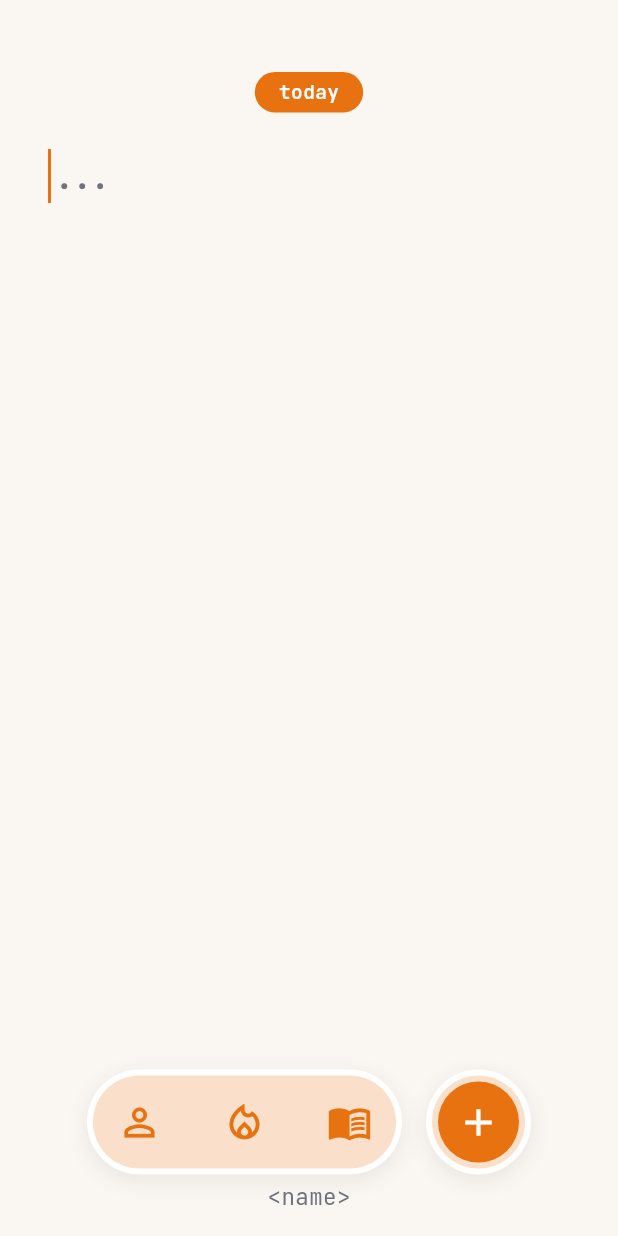
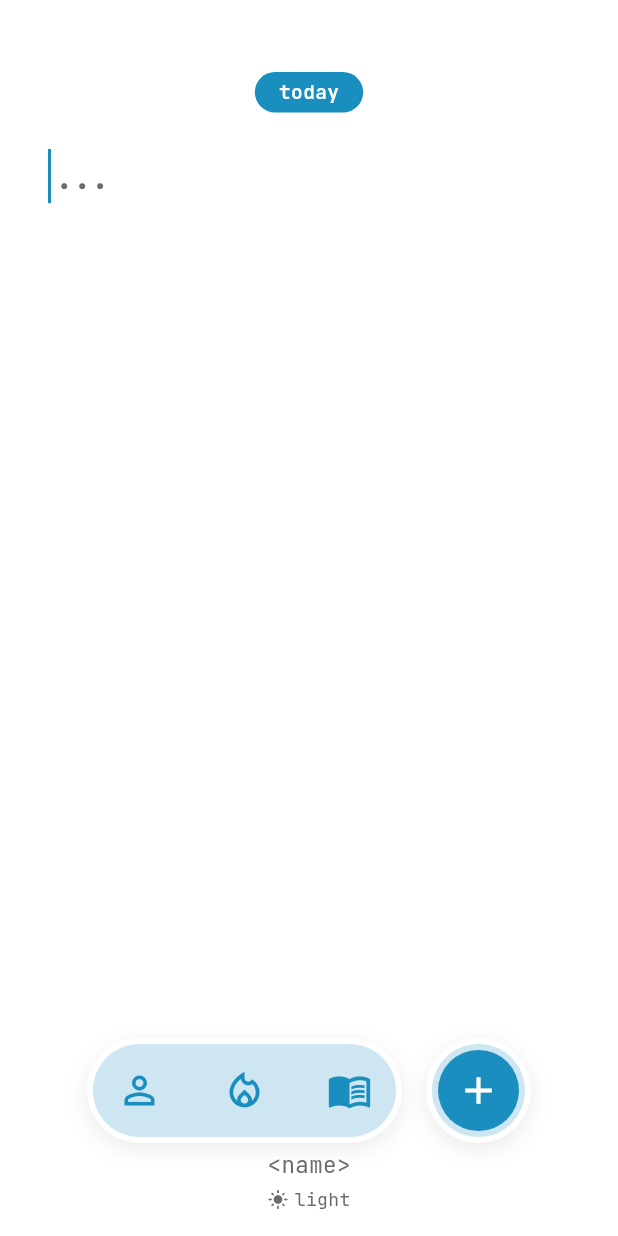
Before and after one commit to shlok-naik/book, a Flutter app: the screen it shows after launch, on a phone screen of 412 x 824 dp. Run offline on Flutter 3.47's test engine with Material 3 defaults, Android fonts, the phone set to English and light mode, and no system bars; our stand-ins replace google_fonts.

Commit message:
Rework Mono & Teal theme, add dark-mode toggle, and rebuild day sheet
Swap the design system to a mono/teal palette with a dividers color,
add a runtime light/dark toggle in the bottom bar for quick testing,
fix the bottom bar's fixed white pill and shadow-tinting bugs across
themes, and rebuild the day-detail popup as a proper Mobbin-style
modal bottom sheet (full width, rounded top corners, drag handle,
minimum height) instead of a centered dialog.

Co-Authored-By: Claude Sonnet 5 <noreply@anthropic.com>

```diff
--- a/lib/core/theme/app_colors.dart
+++ b/lib/core/theme/app_colors.dart
@@ -1,7 +1,7 @@
 import 'package:flutter/material.dart';
 
-/// Parchment & Cobalt design system colors, exposed as a [ThemeExtension]
-/// so widgets never hardcode hex values directly.
+/// Mono & Teal design system colors, exposed as a [ThemeExtension] so
+/// widgets never hardcode hex values directly.
 @immutable
 class AppColors extends ThemeExtension<AppColors> {
   const AppColors({
@@ -10,6 +10,7 @@ class AppColors extends ThemeExtension<AppColors> {
     required this.primaryText,
     required this.secondaryText,
     required this.accent,
+    required this.divider,
   });
 
   final Color background;
@@ -17,26 +18,24 @@ class AppColors extends ThemeExtension<AppColors> {
   final Color primaryText;
   final Color secondaryText;
   final Color accent;
-
-  /// The app's single accent color — every button, highlight, pill, and
-  /// dot reads from here (light and dark alike). Change this one line to
-  /// reskin the whole app.
-  static const mainColor = Color(0xFFE8720F);
+  final Color divider;
 
   static const light = AppColors(
-    background: Color(0xFFFAF7F2),
-    surface: Color(0xFFF3EEE6),
-    primaryText: Color(0xFF1A1C20),
-    secondaryText: Color(0xFF6E737D),
-    accent: mainColor,
+    background: Color(0xFFFFFFFF),
+    surface: Color(0xFFF5F5F5),
+    primaryText: Color(0xFF000000),
+    secondaryText: Color(0xFF6B6B6B),
+    accent: Color(0xFF1A8FBF),
+    divider: Color(0xFFE8E8E8),
   );
 
   static const dark = AppColors(
-    background: Color(0xFF16233E),
-    surface: Color(0xFF1E2B49),
-    primaryText: Color(0xFFF9F9F6),
-    secondaryText: Color(0xFF8B94A3),
-    accent: mainColor,
+    background: Color(0xFF1A1A1A),
+    surface: Color(0xFF242424),
+    primaryText: Color(0xFFF5F5F5),
+    secondaryText: Color(0xFF9A9A9A),
+    accent: Color(0xFF1B9FD9),
+    divider: Color(0xFF3A3A3A),
   );
 
   @override
@@ -46,6 +45,7 @@ class AppColors extends ThemeExtension<AppColors> {
     Color? primaryText,
     Color? secondaryText,
     Color? accent,
+    Color? divider,
   }) {
     return AppColors(
       background: background ?? this.background,
@@ -53,6 +53,7 @@ class AppColors extends ThemeExtension<AppColors> {
       primaryText: primaryText ?? this.primaryText,
       secondaryText: secondaryText ?? this.secondaryText,
       accent: accent ?? this.accent,
+      divider: divider ?? this.divider,
     );
   }
 
@@ -65,6 +66,7 @@ class AppColors extends ThemeExtension<AppColors> {
       primaryText: Color.lerp(primaryText, other.primaryText, t)!,
       secondaryText: Color.lerp(secondaryText, other.secondaryText, t)!,
       accent: Color.lerp(accent, other.accent, t)!,
+      divider: Color.lerp(divider, other.divider, t)!,
     );
   }
 }
--- a/lib/core/theme/app_theme.dart
+++ b/lib/core/theme/app_theme.dart
@@ -3,7 +3,7 @@ import 'package:google_fonts/google_fonts.dart';
 
 import 'app_colors.dart';
 
-/// Central Light/Dark [ThemeData] for the Parchment & Cobalt design system.
+/// Central Light/Dark [ThemeData] for the Mono & Teal design system.
 /// Fraunces for headings/display, Inter for body/UI.
 abstract final class AppTheme {
   static ThemeData light = _build(AppColors.light, Brightness.light);
@@ -32,6 +32,7 @@ abstract final class AppTheme {
 
     return base.copyWith(
       scaffoldBackgroundColor: colors.background,
+      dividerColor: colors.divider,
       colorScheme: base.colorScheme.copyWith(
         brightness: brightness,
         surface: colors.surface,
--- /dev/null
+++ b/lib/core/theme/theme_controller.dart
@@ -0,0 +1,16 @@
+import 'package:flutter/material.dart';
+
+/// App-wide theme mode, swappable at runtime (e.g. via a debug toggle).
+class ThemeController {
+  ThemeController._();
+
+  static final ValueNotifier<ThemeMode> mode = ValueNotifier(
+    ThemeMode.system,
+  );
+
+  static void toggle() {
+    mode.value = mode.value == ThemeMode.dark
+        ? ThemeMode.light
+        : ThemeMode.dark;
+  }
+}
--- a/lib/core/widgets/date_pill.dart
+++ b/lib/core/widgets/date_pill.dart
@@ -50,7 +50,7 @@ class DatePill extends StatelessWidget {
         style: GoogleFonts.jetBrainsMono(
           fontSize: 13,
           fontWeight: FontWeight.w600,
-          color: Colors.white,
+          color: colors.background,
         ),
       ),
     );
--- a/lib/features/shell/presentation/pages/root_shell.dart
+++ b/lib/features/shell/presentation/pages/root_shell.dart
@@ -3,6 +3,7 @@ import 'package:google_fonts/google_fonts.dart';
 
 import '../../../../core/theme/app_colors.dart';
 import '../../../../core/theme/app_spacing.dart';
+import '../../../../core/theme/theme_controller.dart';
 import '../../../library/presentation/pages/library_page.dart';
 import '../../../logging/presentation/pages/home_page.dart';
 import '../../../profile/presentation/pages/profile_page.dart';
@@ -57,6 +58,8 @@ class _RootShellState extends State<RootShell> {
                     color: colors.secondaryText,
                   ),
                 ),
+                const SizedBox(height: AppSpacing.xs),
+                const _DarkModeSwitch(),
               ],
             ),
           ),
@@ -65,3 +68,42 @@ class _RootShellState extends State<RootShell> {
     );
   }
 }
+
+/// Debug-only toggle for forcing light/dark mode, independent of the
+/// system setting — lets us eyeball both themes without leaving the app.
+class _DarkModeSwitch extends StatelessWidget {
+  const _DarkModeSwitch();
+
+  @override
+  Widget build(BuildContext context) {
+    final colors = context.colors;
+
+    return ValueListenableBuilder<ThemeMode>(
+      valueListenable: ThemeController.mode,
+      builder: (context, mode, _) {
+        final isDark = mode == ThemeMode.dark;
+        return GestureDetector(
+          onTap: ThemeController.toggle,
+          child: Row(
+            mainAxisSize: MainAxisSize.min,
+            children: [
+              Icon(
+                isDark ? Icons.dark_mode : Icons.light_mode,
+                size: 14,
+                color: colors.secondaryText,
+              ),
+              const SizedBox(width: AppSpacing.xs),
+              Text(
+                isDark ? 'dark' : 'light',
+                style: GoogleFonts.jetBrainsMono(
+                  fontSize: 12,
+                  color: colors.secondaryText,
+                ),
+              ),
+            ],
+          ),
+        );
+      },
+    );
+  }
+}
--- a/lib/features/shell/presentation/widgets/bottom_switcher.dart
+++ b/lib/features/shell/presentation/widgets/bottom_switcher.dart
@@ -98,20 +98,24 @@ class _Base extends StatelessWidget {
 
   @override
   Widget build(BuildContext context) {
+    final isLight = Theme.of(context).brightness == Brightness.light;
+
     return Container(
       height: BottomSwitcher._outerHeight,
       padding: const EdgeInsets.all(BottomSwitcher._tintInset),
       decoration: BoxDecoration(
-        color: Colors.white,
+        color: isLight ? colors.background : colors.surface,
         shape: shape,
         borderRadius: shape == BoxShape.rectangle ? borderRadius : null,
-        boxShadow: [
-          BoxShadow(
-            color: colors.primaryText.withValues(alpha: 0.08),
-            blurRadius: 12,
-            offset: const Offset(0, 4),
-          ),
-        ],
+        boxShadow: isLight
+            ? [
+                BoxShadow(
+                  color: Colors.black.withValues(alpha: 0.08),
+                  blurRadius: 12,
+                  offset: const Offset(0, 4),
+                ),
+              ]
+            : null,
       ),
       child: DecoratedBox(
         decoration: BoxDecoration(
@@ -166,7 +170,7 @@ class _SwitcherItem extends StatelessWidget {
                     shape: shape,
                     borderRadius: radius,
                   ),
-                  child: Icon(icon, size: _iconSize, color: Colors.white),
+                  child: Icon(icon, size: _iconSize, color: colors.background),
                 )
               : Icon(icon, size: _iconSize, color: colors.accent),
         ),
--- a/lib/main.dart
+++ b/lib/main.dart
@@ -2,6 +2,7 @@ import 'package:flutter/material.dart';
 
 import 'core/theme/app_scroll_behavior.dart';
 import 'core/theme/app_theme.dart';
+import 'core/theme/theme_controller.dart';
 import 'features/shell/presentation/pages/root_shell.dart';
 
 void main() {
@@ -13,14 +14,19 @@ class BookApp extends StatelessWidget {
 
   @override
   Widget build(BuildContext context) {
+    return ValueListenableBuilder<ThemeMode>(
+      valueListenable: ThemeController.mode,
+      builder: (context, themeMode, _) {
         return MaterialApp(
           title: 'Book',
           debugShowCheckedModeBanner: false,
           theme: AppTheme.light,
           darkTheme: AppTheme.dark,
-      themeMode: ThemeMode.system,
+          themeMode: themeMode,
           scrollBehavior: AppScrollBehavior(),
           home: const RootShell(),
         );
+      },
+    );
   }
 }
```
Also changed, not shown: lib/features/streaks/presentation/widgets/day_detail_sheet.dart (+39 -34 lines), 1 other file. Lines whose indentation alone changed are shown as unchanged.
